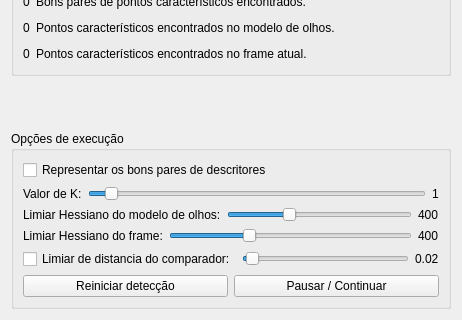
This is dialog.ui in Boosting/eyeTracking_SURF_FLANN as Qt 5 draws it before an edit; both pictures show x 0 to 462 and y 241 to 561 of the 462 by 561 pixel window. The edited form follows.
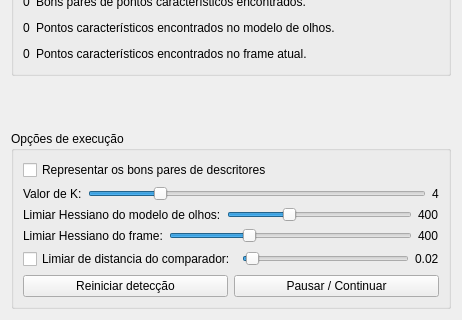
This is the edited form.

Commit message: Correção no número de bons pares keypoints necessários Deve-se ter no mínimo 4 pares bons de keypoints para o cálculo da matriz de Homografia.

The edit to the form file:
```diff
--- a/dialog.ui
+++ b/dialog.ui
@@ -227,7 +227,7 @@
              <number>20</number>
             </property>
             <property name="value">
-             <number>1</number>
+             <number>4</number>
             </property>
             <property name="orientation">
              <enum>Qt::Horizontal</enum>
@@ -246,7 +246,7 @@
           <item>
            <widget class="QLabel" name="label_KNumber_value">
             <property name="text">
-             <string>1</string>
+             <string>4</string>
             </property>
            </widget>
           </item>
```
The commit also changes 1 other file.
